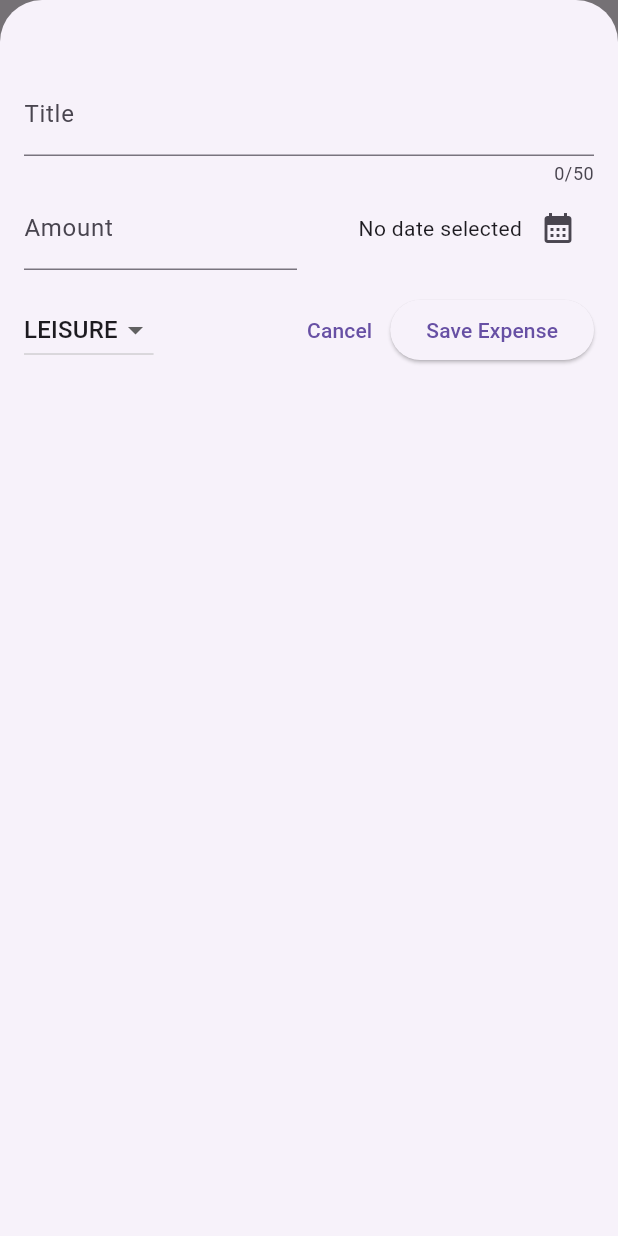
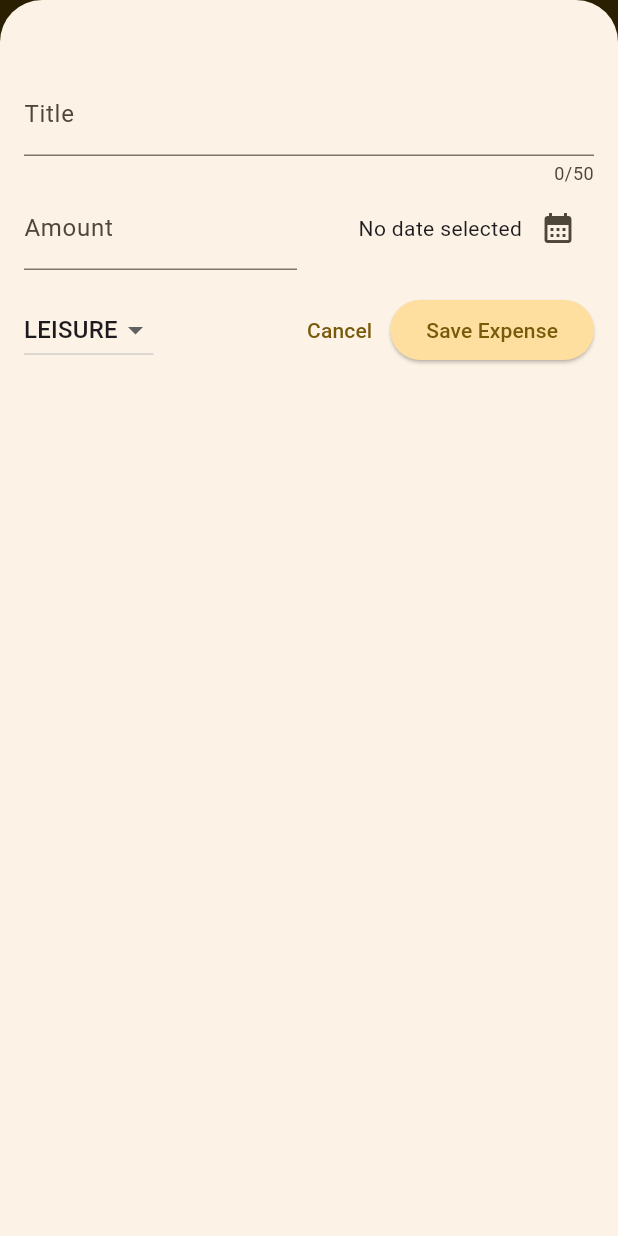
Before and after one commit to hyak4j/ExpenseTracker, a Flutter app: the screen it shows after launch, after a tap on the "add" icon, on a phone screen of 412 x 824 dp. Run offline on Flutter 3.47's test engine with Material 3 defaults, Android fonts, the phone set to English and light mode, and no system bars.

Commit message:
feat: 各類元件主題調整

```diff
--- a/lib/main.dart
+++ b/lib/main.dart
@@ -1,10 +1,34 @@
 import 'package:expense_tracker/view/expenses_screen.dart';
 import 'package:flutter/material.dart';
 
+var kColorScheme = ColorScheme.fromSeed(
+  seedColor: Color.fromARGB(255, 196, 160, 82));
 void main() {
   runApp(
     MaterialApp(
-      theme: ThemeData(useMaterial3: true),
+      theme: ThemeData().copyWith(
+        colorScheme: kColorScheme,  // 設定後依照指定顏色會有同系列不同的配色
+        appBarTheme: const AppBarTheme().copyWith(
+          backgroundColor: kColorScheme.onPrimaryContainer,
+          foregroundColor: kColorScheme.primaryContainer,
+        ),
+        cardTheme: CardTheme().copyWith(
+          color: kColorScheme.secondaryContainer,
+          margin: const EdgeInsets.symmetric(horizontal: 16, vertical: 8)
+        ),
+        elevatedButtonTheme: ElevatedButtonThemeData(
+          style: ElevatedButton.styleFrom(
+            backgroundColor: kColorScheme.primaryContainer
+          )
+        ),
+        textTheme: ThemeData().textTheme.copyWith(
+          titleLarge: const TextStyle(
+            fontWeight: FontWeight.bold,
+            color: Colors.black,
+            fontSize: 14
+          )
+        )
+      ),
       home: ExpensesScreen(),
     )
   );
--- a/lib/widgets/expenses_list/expense_item.dart
+++ b/lib/widgets/expenses_list/expense_item.dart
@@ -16,8 +16,9 @@ class ExpenseItem extends StatelessWidget {
           vertical: 20
         ),
         child: Column(
+          crossAxisAlignment: CrossAxisAlignment.start,
           children: [
-            Text(expense.title),
+            Text(expense.title, style: Theme.of(context).textTheme.titleLarge,),
             const SizedBox(height: 4),
             Row(
               children: [
--- a/lib/widgets/expenses_list/expenses_list.dart
+++ b/lib/widgets/expenses_list/expenses_list.dart
@@ -18,6 +18,11 @@ class ExpensesList extends StatelessWidget {
       itemCount: expenses.length,
       itemBuilder: (context, index) => Dismissible(
         key: ValueKey(expenses[index]),
+        background: Container(
+          color: Theme.of(context).colorScheme.error.withOpacity(0.5),
+          margin: EdgeInsets.symmetric(
+            horizontal: Theme.of(context).cardTheme.margin!.horizontal),
+        ),
         onDismissed: (direction) {
           onRemoveExpense(expenses[index]);
         },
```
